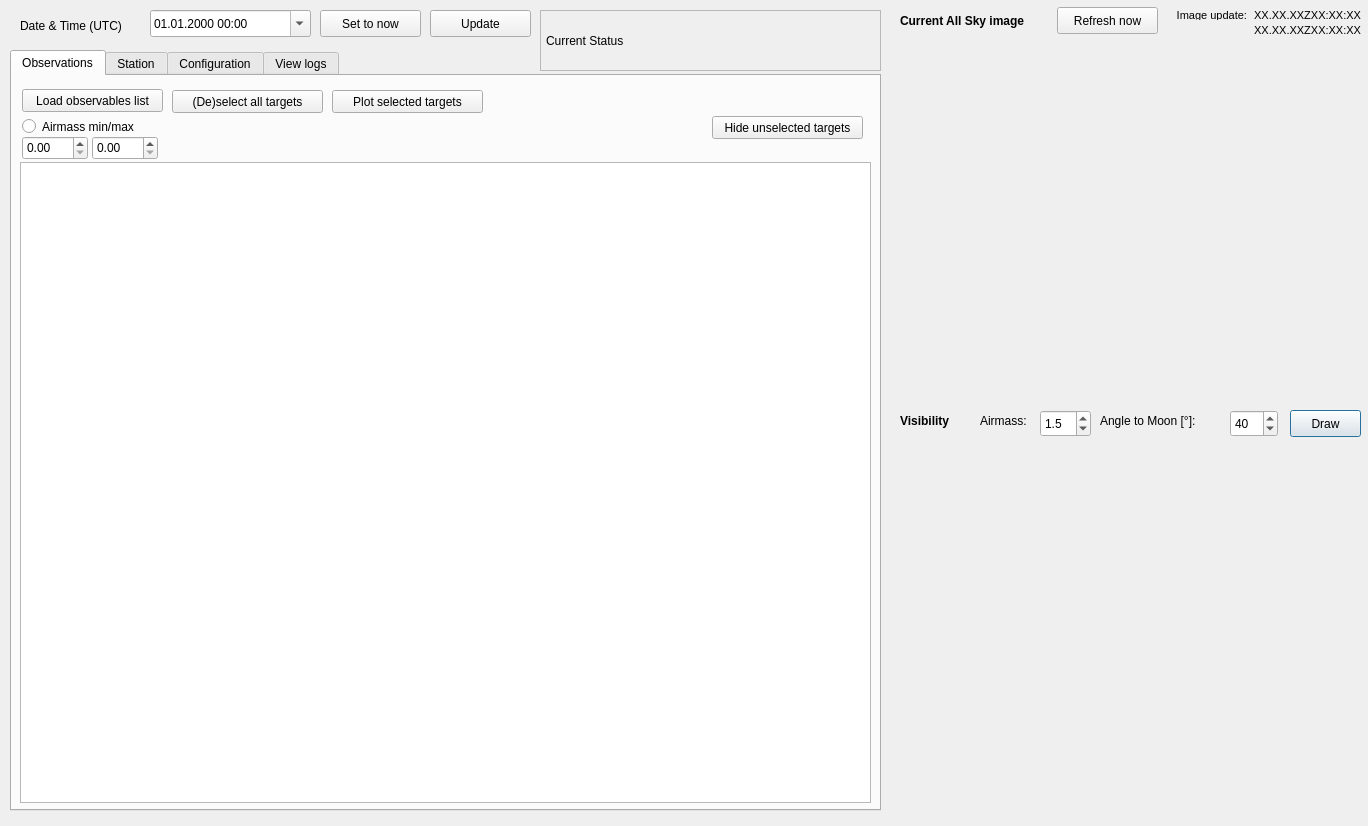
This is pouet/design.ui in vbonvin/POUET as Qt 5 draws it before an edit. The edited form follows.
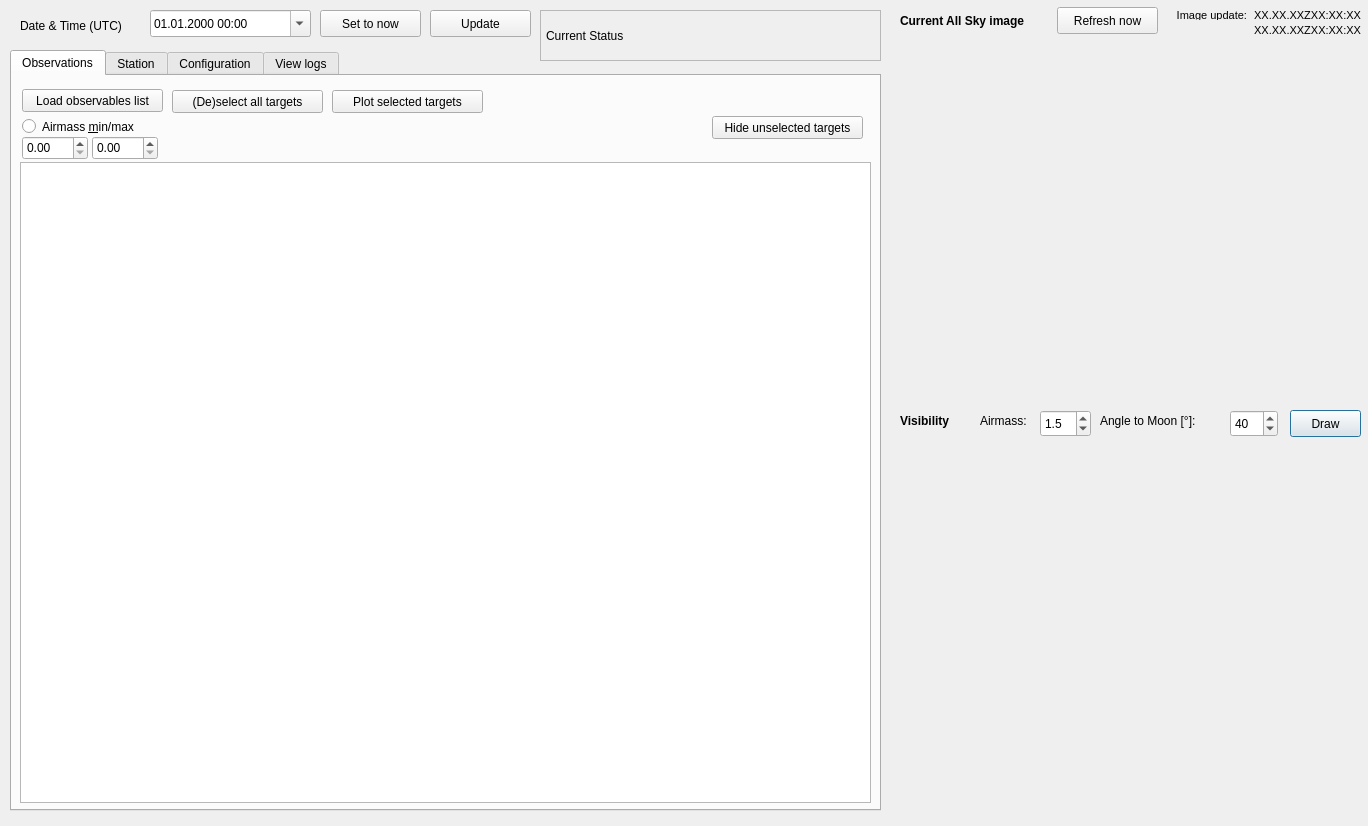
This is the edited form.

```diff
--- a/pouet/design.ui
+++ b/pouet/design.ui
@@ -328,7 +328,7 @@
       </rect>
      </property>
      <property name="text">
-      <string>Airmass min/max</string>
+      <string>Airmass &amp;min/max</string>
      </property>
     </widget>
     <widget class="QDoubleSpinBox" name="airmassMinObs">
@@ -1826,7 +1826,7 @@
      <x>540</x>
      <y>10</y>
      <width>341</width>
-     <height>61</height>
+     <height>51</height>
     </rect>
    </property>
    <property name="frameShape">
@@ -1841,7 +1841,7 @@
       <x>6</x>
       <y>5</y>
       <width>331</width>
-      <height>51</height>
+      <height>41</height>
      </rect>
     </property>
     <property name="text">
```
